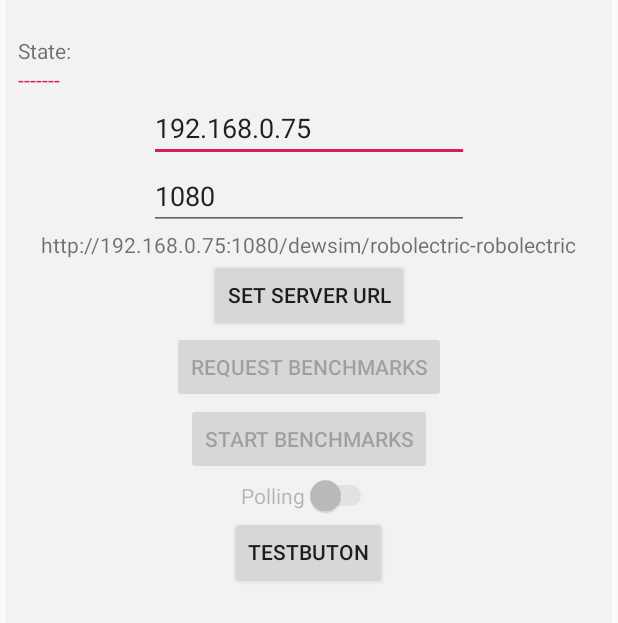
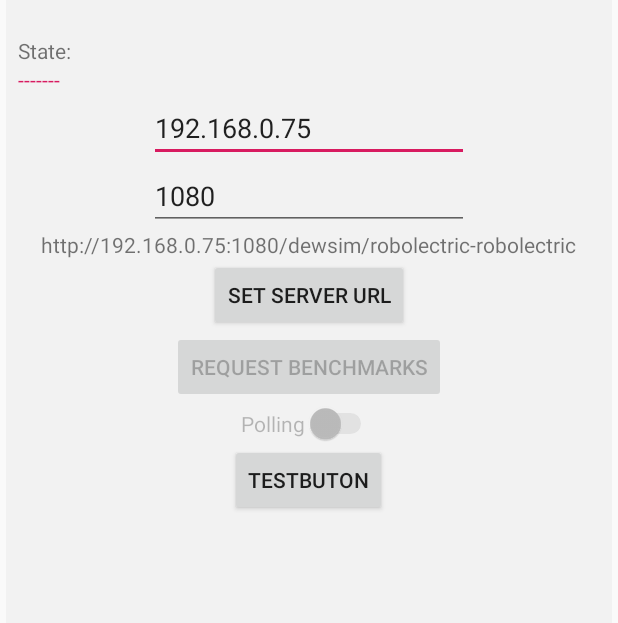
Before and after one commit to natiseverino/BenchmarkAndroid, an Android app: the screen it shows after launch (MainActivity), after a tap on "EDIT SERVER URL", on a phone screen of 412 x 824 dp. Shown: the top 623 px of the screen. Run offline under Robolectric (Android 15) with nearby library versions, the phone set to English and light mode, and no system bars; our stand-ins replace Volley; libraries missing offline, so code that uses them is left out: org.apache.http; network calls fail; 1 other tap on this screen came first.

Commit message:
join request benchmark button and start benchmark button

```diff
--- a/app/src/main/java/edu/benchmarkandroid/MainActivity.java
+++ b/app/src/main/java/edu/benchmarkandroid/MainActivity.java
@@ -121,7 +121,7 @@ public class MainActivity extends Activity {
             minBatteryLevel = benchmarkExecutor.getNeededBatteryLevelNextStep();
             stateOfCharge = benchmarkExecutor.getNeededBatteryState();
             serverConnection.postUpdate(new UpdateData(deviceCpuMhz, deviceBatteryMah, minBatteryLevel, batteryNotificator.getCurrentLevel()), batteryUpdateOnSucess, onError, getApplicationContext());
-            startBenchmarksButton.setEnabled(true);
+            startBenchmark();
             aSwitch.setEnabled(true);
             if (benchmarkExecutor.isKeepScreenOn())
                 getWindow().addFlags(WindowManager.LayoutParams.FLAG_KEEP_SCREEN_ON);
@@ -181,7 +181,7 @@ public class MainActivity extends Activity {
     private TextView modelTextView;
     private Button setServerButton;
     private Button requestBenchmarksButton;
-    private Button startBenchmarksButton;
+    //private Button startBenchmarksButton;
     private Switch aSwitch;
     private TextView stateTextView;
 
@@ -288,7 +288,7 @@ public class MainActivity extends Activity {
         modelTextView = findViewById(R.id.modelTextView);
         requestBenchmarksButton = findViewById(R.id.requestBenchmarksButton);
         setServerButton = findViewById(R.id.setServerButton);
-        startBenchmarksButton = findViewById(R.id.startBenchmarksButton);
+        //startBenchmarksButton = findViewById(R.id.startBenchmarksButton);
         aSwitch = findViewById(R.id.aSwitch);
         stateTextView = findViewById(R.id.stateTextView);
 
@@ -311,7 +311,7 @@ public class MainActivity extends Activity {
                     ipEditText.setEnabled(true);
                     portEditText.setEnabled(true);
                     requestBenchmarksButton.setEnabled(false);
-                    startBenchmarksButton.setEnabled(false);
+                    //startBenchmarksButton.setEnabled(false);
                     aSwitch.setEnabled(false);
 
                 } else {
@@ -328,26 +328,21 @@ public class MainActivity extends Activity {
             }
         });
 
-//        manuaBatteryUpdateButton.setOnClickListener(new View.OnClickListener() {
-//            @Override
-//            public void onClick(View v) {
-//                serverConnection.postUpdate(new UpdateData(deviceCpuMhz, deviceBatteryMah, minBatteryLevel, batteryNotificator.getCurrentLevel()), batteryUpdateOnSucess, onError, getApplicationContext());
-//            }
-//        });
 
         requestBenchmarksButton.setOnClickListener(new View.OnClickListener() {
             @Override
             public void onClick(View v) {
                 serverConnection.getBenchmarks(benchmarkReceivedOnSucess, onError, getApplicationContext());
+                //startBenchmark();
             }
         });
 
-        startBenchmarksButton.setOnClickListener(new View.OnClickListener() {
-            @Override
-            public void onClick(View v) {
-                startBenchmark();
-            }
-        });
+//        startBenchmarksButton.setOnClickListener(new View.OnClickListener() {
+//            @Override
+//            public void onClick(View v) {
+//
+//            }
+//        });
 
         aSwitch.setOnCheckedChangeListener(new CompoundButton.OnCheckedChangeListener() {
             public void onCheckedChanged(CompoundButton buttonView, boolean isChecked) {
--- a/app/src/main/res/layout/activity_main.xml
+++ b/app/src/main/res/layout/activity_main.xml
@@ -108,14 +108,6 @@
         android:enabled="false"
         android:text="Request Benchmarks" />
 
-    <Button
-        android:id="@+id/startBenchmarksButton"
-        android:layout_width="wrap_content"
-        android:layout_height="wrap_content"
-
-
-        android:enabled="false"
-        android:text="Start Benchmarks" />
 
     <Switch
         android:id="@+id/aSwitch"
```
